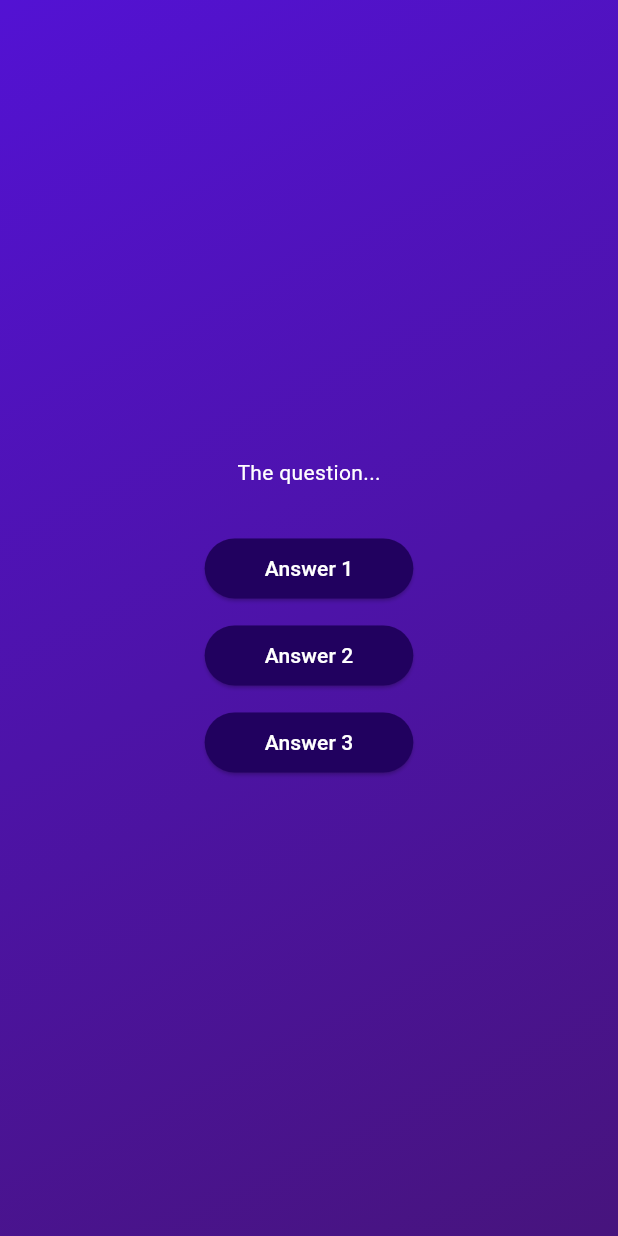
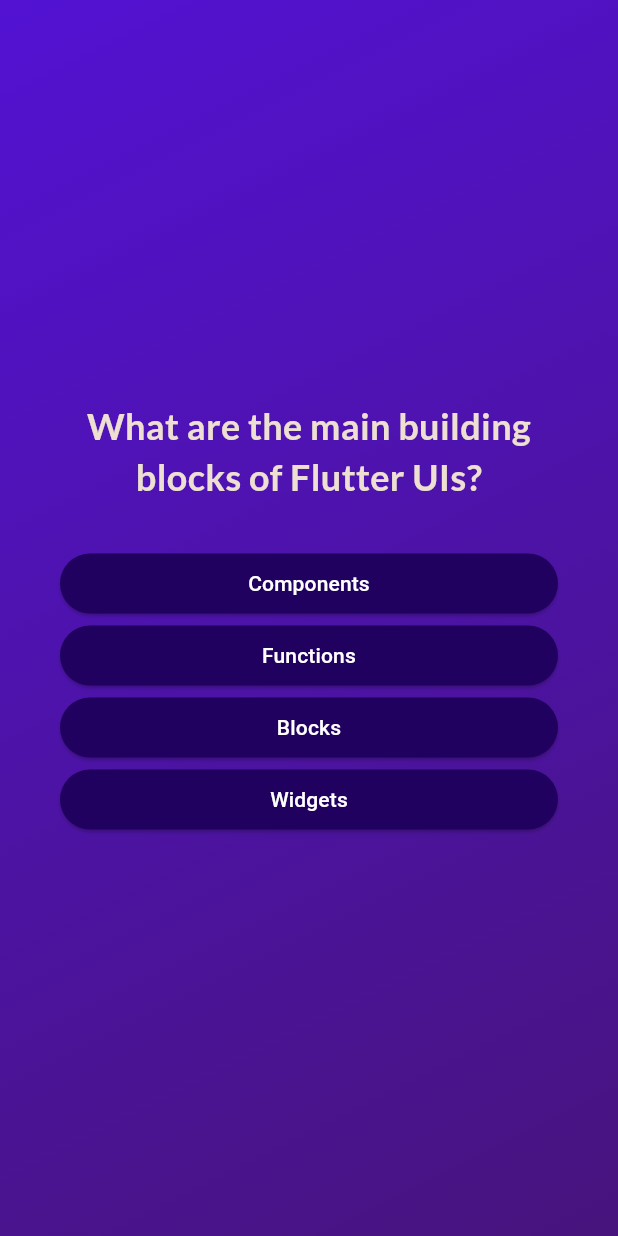
Before and after one commit to kelton-glitch/quizz_app, a Flutter app: the screen it shows after launch, after a tap on "Start Quiz!", on a phone screen of 412 x 824 dp. Run offline on Flutter 3.47's test engine with Material 3 defaults, Android fonts, the phone set to English and light mode, and no system bars; our stand-ins replace google_fonts.

Commit message:
updated work

```diff
--- a/lib/answer_button.dart
+++ b/lib/answer_button.dart
@@ -12,14 +12,20 @@ class AnswerButton extends StatelessWidget {
     return ElevatedButton(
       onPressed: onTap,
       style: ElevatedButton.styleFrom(
-        padding: const EdgeInsets.symmetric(vertical: 10, horizontal: 40),
+        padding: const EdgeInsets.symmetric(
+          vertical: 10,
+          horizontal: 40,
+        ),
         backgroundColor: const Color.fromARGB(255, 33, 1, 95),
         foregroundColor: Colors.white,
         shape: RoundedRectangleBorder(
-          borderRadius: BorderRadius.circular(20),
+          borderRadius: BorderRadius.circular(40),
         ),
       ),
-      child: Text(answerText),
+      child: Text(
+        answerText,
+        textAlign: TextAlign.center,
+      ),
     );
   }
 }
--- a/lib/models/quiz_question.dart
+++ b/lib/models/quiz_question.dart
@@ -3,4 +3,10 @@ class QuizQuestion {
 
   final String text;
   final List<String> answers;
+
+  List<String> getShuffledAnswers() {
+    final shuffledList = List.of(answers);
+    shuffledList.shuffle();
+    return shuffledList;
+  }
 }
--- a/lib/questions_screen.dart
+++ b/lib/questions_screen.dart
@@ -1,5 +1,7 @@
 import 'package:flutter/material.dart';
+import 'package:google_fonts/google_fonts.dart';
 import 'package:quizz_app/answer_button.dart';
+import 'package:quizz_app/data/questions.dart';
 
 class QuestionsScreen extends StatefulWidget {
   const QuestionsScreen({super.key});
@@ -9,24 +11,46 @@ class QuestionsScreen extends StatefulWidget {
 }
 
 class _QuestionsScreenState extends State<QuestionsScreen> {
+  var currentQuestionIndex = 0;
+
+  answerQuestion() {
+    setState(() {
+      currentQuestionIndex++;
+    });
+  }
+
   @override
   Widget build(BuildContext context) {
+    final currentQuestion = questions[currentQuestionIndex];
+
     return SizedBox(
       width: double.infinity,
+      child: Container(
+        margin: const EdgeInsets.all(40),
         child: Column(
           mainAxisAlignment: MainAxisAlignment.center,
+          crossAxisAlignment: CrossAxisAlignment.stretch,
           children: [
-          const Text(
-            'The question...',
-            style: TextStyle(color: Colors.white),
+            Text(
+              currentQuestion.text,
+              style: GoogleFonts.lato(
+                color: const Color.fromARGB(255, 237, 223, 209),
+                fontSize: 24,
+                fontWeight: FontWeight.bold,
+              ),
+              textAlign: TextAlign.center,
             ),
             const SizedBox(height: 30),
-        AnswerButton(answerText: 'Answer 1', onTap: () {}),
-        const SizedBox(height: 10),
-        AnswerButton(answerText: 'Answer 2', onTap: () {}),
-        const SizedBox(height: 10),
-        AnswerButton(answerText: 'Answer 3', onTap: () {}),
+            ...currentQuestion.getShuffledAnswers().map(
+              (answer) {
+                return AnswerButton(
+                  answerText: answer,
+                  onTap: answerQuestion,
+                );
+              },
+            ),
           ],
+        ),
       ),
     );
   }
--- a/lib/start_screen.dart
+++ b/lib/start_screen.dart
@@ -1,4 +1,5 @@
 import 'package:flutter/material.dart';
+import 'package:google_fonts/google_fonts.dart';
 
 class StartScreen extends StatelessWidget {
   const StartScreen(
@@ -17,11 +18,12 @@ class StartScreen extends StatelessWidget {
         Image.asset('assets/images/quiz-logo.png',
             width: 300, color: const Color.fromARGB(146, 255, 255, 255)),
         const SizedBox(height: 80),
-        const Text(
+        Text(
           'Learn Flutter the fun way!',
-          style: TextStyle(
+          style: GoogleFonts.lato(
+            color: const Color.fromARGB(255, 237, 223, 209),
             fontSize: 24,
-            color: Colors.white,
+            fontWeight: FontWeight.bold,
           ),
         ),
         const SizedBox(height: 30),
--- a/pubspec.yaml
+++ b/pubspec.yaml
@@ -35,6 +35,7 @@ dependencies:
   # The following adds the Cupertino Icons font to your application.
   # Use with the CupertinoIcons class for iOS style icons.
   cupertino_icons: ^1.0.8
+  google_fonts: ^6.2.1
 
 dev_dependencies:
   flutter_test:
```
Also changed, not shown: lib/data/questions.dart (+9 -6 lines), pubspec.lock, 2 other files. Lines whose indentation alone changed are shown as unchanged.
